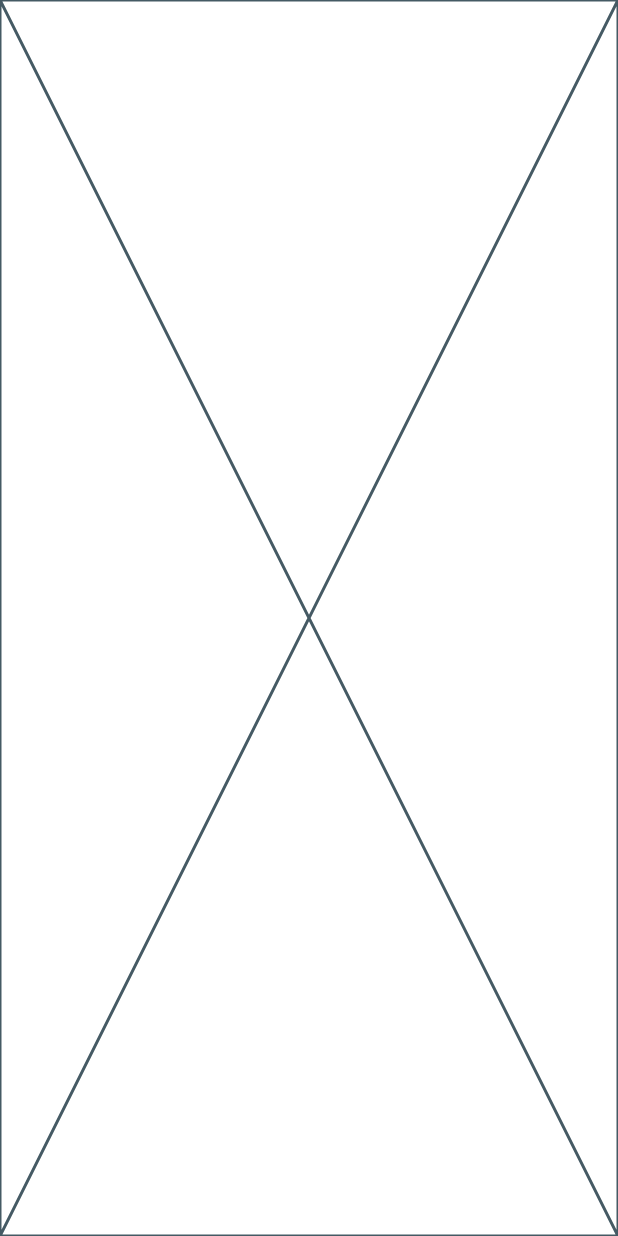
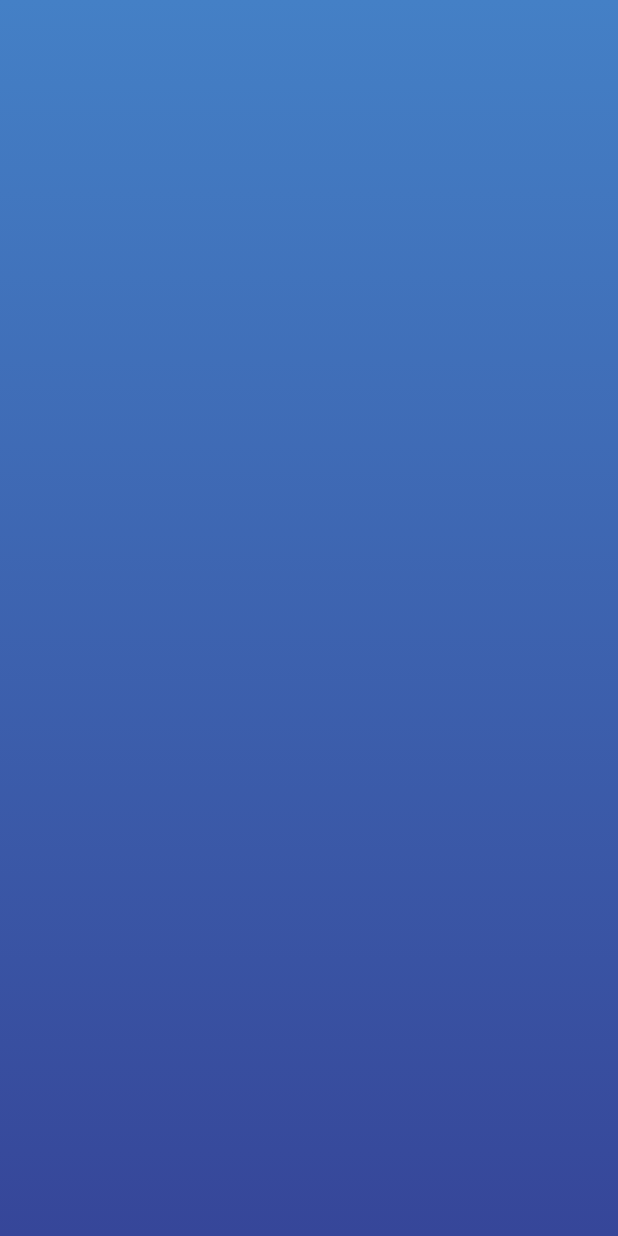
Before and after one commit to ahmeddhus/weather_app, a Flutter app: the screen it shows after launch, on a phone screen of 412 x 824 dp. Run offline on Flutter 3.47's test engine with Material 2 defaults, Android fonts, the phone set to English and light mode, and no system bars.

Commit message:
Add home screen background

```diff
--- /dev/null
+++ b/lib/src/constants/app_colors.dart
@@ -0,0 +1,7 @@
+import 'dart:ui';
+
+mixin AppColors {
+  static const rainBlueLight = Color(0xFF4480C6);
+  static const rainBlueDark = Color(0xFF364699);
+  static const rainGradient = [rainBlueLight, rainBlueDark];
+}
--- a/lib/src/features/weather/presentation/weather_page.dart
+++ b/lib/src/features/weather/presentation/weather_page.dart
@@ -1,10 +1,22 @@
 import 'package:flutter/material.dart';
+import 'package:weather_app/src/constants/app_colors.dart';
 
 class WeatherPage extends StatelessWidget {
   const WeatherPage({super.key});
 
   @override
   Widget build(BuildContext context) {
-    return const Placeholder();
+    return Scaffold(
+      body: Container(
+        width: double.infinity,
+        decoration: const BoxDecoration(
+          gradient: LinearGradient(
+            begin: Alignment.topCenter,
+            end: Alignment.bottomCenter,
+            colors: AppColors.rainGradient,
+          ),
+        ),
+      ),
+    );
   }
 }
```
